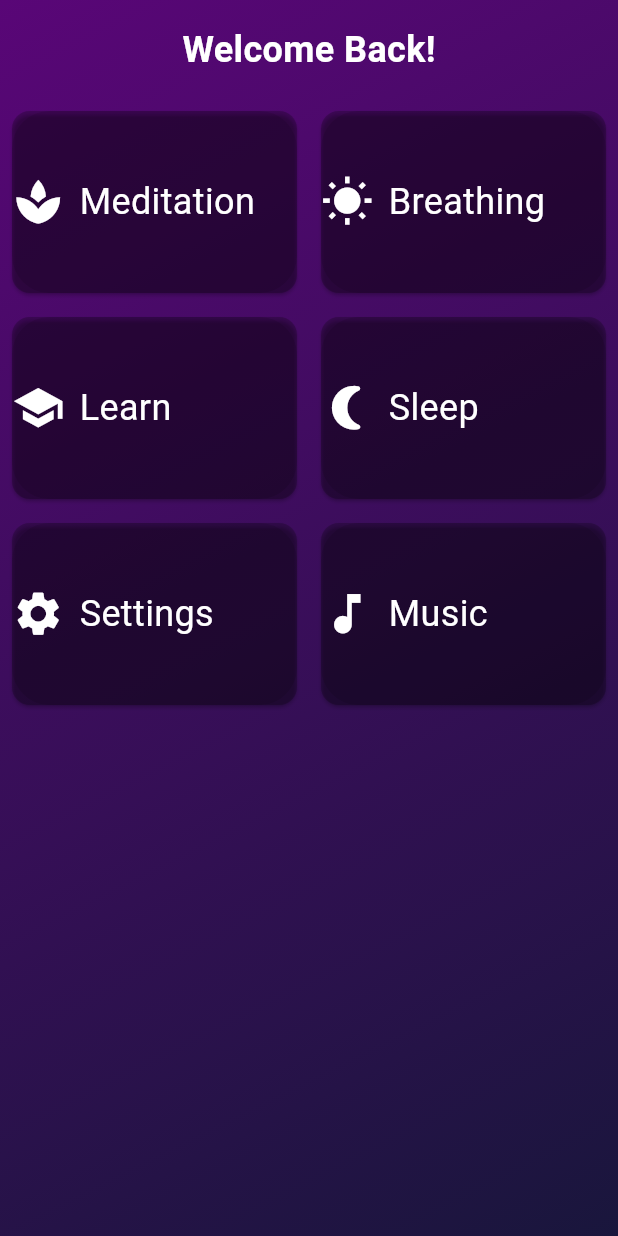
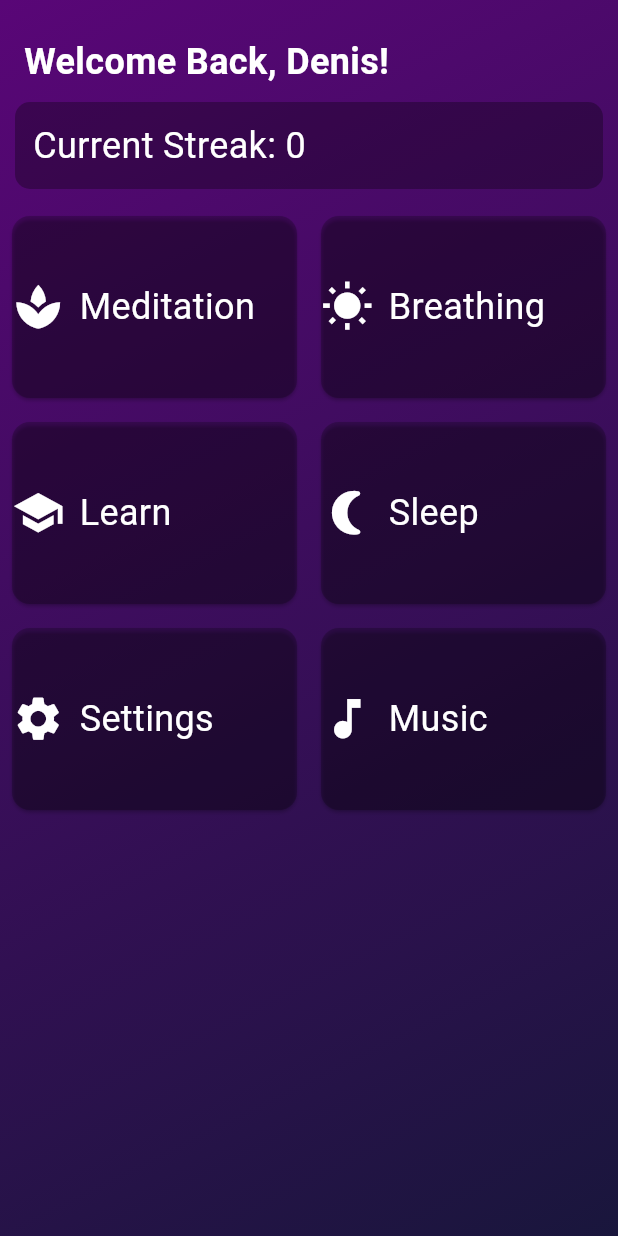
Before and after one commit to crypticdenis/meditation_app_flutter, a Flutter app: the screen it shows after launch, on a phone screen of 412 x 824 dp. Run offline on Flutter 3.47's test engine with Material 3 defaults, Android fonts, the phone set to English and light mode, and no system bars; our stand-ins replace audioplayers, firebase_core, firebase_storage, get, shared_preferences; accounts and stored records are empty.

Commit message:
added Meditation Rating and Streaks

```diff
--- a/lib/Home.dart
+++ /dev/null
@@ -1,125 +0,0 @@
-import 'package:flutter/material.dart';
-import 'package:meditation_app_flutter/Sleep.dart';
-import 'package:meditation_app_flutter/breathing.dart';
-import 'home_screen_buttons.dart';
-import 'meditation.dart';
-import 'theme_provider.dart';
-import 'package:provider/provider.dart';
-import 'settings.dart';
-import 'gong_settings.dart';
-
-class Home extends StatefulWidget {
-  const Home({super.key});
-
-  @override
-  State<Home> createState() => _HomeState();
-}
-
-class _HomeState extends State<Home> {
-  final List<HomeScreenButton> menuItems = [
-    const HomeScreenButton(title: 'Meditation', icon: Icons.spa),
-    const HomeScreenButton(title: 'Breathing', icon: Icons.wb_sunny),
-    const HomeScreenButton(title: 'Learn', icon: Icons.school),
-    const HomeScreenButton(title: 'Sleep', icon: Icons.nightlight_round),
-    const HomeScreenButton(title: 'Settings', icon: Icons.settings),
-    const HomeScreenButton(title: 'Music', icon: Icons.music_note),
-  ];
-
-  @override
-  Widget build(BuildContext context) {
-    final themeProvider = Provider.of<ThemeProvider>(context);
-    return Scaffold(
-        extendBody: true,
-        body: Container(
-            decoration: BoxDecoration(
-              gradient: themeProvider.currentGradient,
-            ),
-            child: SafeArea(
-                child: Column(
-              children: [
-                const Padding(
-                  padding: EdgeInsetsDirectional.all(16.0),
-                  child: Text(
-                    'Welcome Back!',
-                    style: TextStyle(
-                        color: Colors.white,
-                        fontSize: 24,
-                        fontWeight: FontWeight.bold),
-                  ),
-                ),
-                Expanded(
-                  child: GridView.count(
-                    crossAxisCount: 2,
-                    childAspectRatio: 3 / 2,
-                    children: menuItems
-                        .map((button) => Card(
-                              color: Colors.black.withOpacity(0.2),
-                              margin: const EdgeInsets.all(8.0),
-                              child: InkWell(
-                                  onTap: () => _handleButtonTap(button.title),
-                                  // Example navigation
-                                  child: button),
-                            ))
-                        .toList(),
-                  ),
-                ),
-              ],
-            ))));
-  }
-
-  void _handleButtonTap(String buttonTitle) {
-    switch (buttonTitle) {
-      case 'Meditation':
-        Navigator.push(
-          context,
-          MaterialPageRoute(
-            builder: (context) =>
-                const MeditationScreen(), // Navigate to Meditation Screen
-          ),
-        );
-        break;
-      // Add other cases for different buttons here
-
-      case 'Settings':
-        Navigator.push(
-          context,
-          MaterialPageRoute(
-            builder: (context) =>
-                const SettingsScreen(), // Navigate to Settings Screen
-          ),
-        );
-        break;
-      case 'Breathing':
-        Navigator.push(
-          context,
-          MaterialPageRoute(
-            builder: (context) =>
-                const BreathingScreen(), // Navigate to Settings Screen
-          ),
-        );
-        break;
-
-      case 'Sleep':
-        Navigator.push(
-          context,
-          MaterialPageRoute(
-            builder: (context) =>
-                const SleepScreen(), // Navigate to Settings Screen
-          ),
-        );
-        break;
-      case 'Music':
-        Navigator.push(
-          context,
-          MaterialPageRoute(
-            builder: (context) =>
-                const GongSelectionScreen(), // Navigate to Settings Screen
-          ),
-        );
-        break;
-      default:
-        // Handle if the title doesn't match a known screen
-        break;
-    }
-  }
-}
--- a/lib/Sleep.dart
+++ b/lib/Sleep.dart
@@ -1,5 +1,5 @@
 import 'package:flutter/material.dart';
-import 'theme_provider.dart';
+import 'providers/theme_provider.dart';
 import 'package:provider/provider.dart';
 import 'app_bar.dart';
 import 'time_picker.dart'; // Import your Timer widget
--- a/lib/breathing.dart
+++ b/lib/breathing.dart
@@ -1,5 +1,5 @@
 import 'package:flutter/material.dart';
-import 'theme_provider.dart';
+import 'providers/theme_provider.dart';
 import 'package:provider/provider.dart';
 import 'app_bar.dart';
 import 'time_picker.dart'; // Import your Timer widget
--- a/lib/gong_settings.dart
+++ b/lib/gong_settings.dart
@@ -1,10 +1,10 @@
 import 'package:flutter/material.dart';
 import 'package:provider/provider.dart';
-import 'gong_provider.dart';
+import 'providers/gong_provider.dart';
 import 'custom_time_wheel.dart';
 import 'gongs.dart';
 import 'app_bar.dart';
-import 'theme_provider.dart';
+import 'providers/theme_provider.dart';
 
 class GongSelectionScreen extends StatelessWidget {
   const GongSelectionScreen({super.key});
--- /dev/null
+++ b/lib/home.dart
@@ -0,0 +1,156 @@
+import 'package:flutter/material.dart';
+import 'package:meditation_app_flutter/Sleep.dart';
+import 'package:meditation_app_flutter/breathing.dart';
+import 'home_screen_buttons.dart';
+import 'meditation.dart';
+import 'providers/theme_provider.dart';
+import 'package:provider/provider.dart';
+import 'settings.dart';
+import 'gong_settings.dart';
+import 'providers/streak_provider.dart'; // Import the streak provider
+
+class Home extends StatefulWidget {
+  const Home({Key? key});
+
+  @override
+  State<Home> createState() => _HomeState();
+}
+
+class _HomeState extends State<Home> {
+  final List<HomeScreenButton> menuItems = [
+    const HomeScreenButton(title: 'Meditation', icon: Icons.spa),
+    const HomeScreenButton(title: 'Breathing', icon: Icons.wb_sunny),
+    const HomeScreenButton(title: 'Learn', icon: Icons.school),
+    const HomeScreenButton(title: 'Sleep', icon: Icons.nightlight_round),
+    const HomeScreenButton(title: 'Settings', icon: Icons.settings),
+    const HomeScreenButton(title: 'Music', icon: Icons.music_note),
+  ];
+
+  @override
+  Widget build(BuildContext context) {
+    final themeProvider = Provider.of<ThemeProvider>(context);
+    final streakProvider = Provider.of<StreakProvider>(context); // Access the streak provider
+    final currentStreak = streakProvider.streak; // Get the current streak
+
+    return Scaffold(
+      extendBody: true,
+      body: Container(
+        decoration: BoxDecoration(
+          gradient: themeProvider.currentGradient,
+        ),
+        child: SafeArea(
+          // Move SafeArea to encompass everything
+          child: Column(
+            crossAxisAlignment: CrossAxisAlignment.start,
+            // Align items to the start
+            children: [
+              Padding(
+                padding: const EdgeInsets.only(left: 16.0, top: 24.0),
+                // Padding for left alignment and lower position
+                child: Text(
+                  'Welcome Back, Denis!',
+                  style: TextStyle(
+                    color: Colors.white,
+                    fontSize: 24,
+                    fontWeight: FontWeight.bold,
+                  ),
+                  textAlign: TextAlign.left,
+                ),
+              ),
+              Container(
+                margin: const EdgeInsets.all(10.0),
+                decoration: BoxDecoration(
+                  color: Colors.black.withOpacity(0.3),
+                  borderRadius: BorderRadius.circular(10.0),
+                ),
+                child: Column(
+                  crossAxisAlignment: CrossAxisAlignment.stretch,
+                  // Make children stretch horizontally
+                  children: [
+                    Padding(
+                      padding: const EdgeInsets.all(12.0),
+                      child: Text("Current Streak: $currentStreak", // Display the current streak
+                          style: TextStyle(color: Colors.white, fontSize: 24)),
+                    ),
+                  ],
+                ),
+              ),
+              Expanded(
+                child: GridView.count(
+                  crossAxisCount: 2,
+                  childAspectRatio: 3 / 2,
+                  children: menuItems
+                      .map((button) => Card(
+                    color: Colors.black.withOpacity(0.2),
+                    margin: const EdgeInsets.all(8.0),
+                    child: InkWell(
+                        onTap: () => _handleButtonTap(button.title),
+                        // Example navigation
+                        child: button),
+                  ))
+                      .toList(),
+                ),
+              ),
+            ],
+          ),
+        ),
+      ),
+    );
+  }
+
+  void _handleButtonTap(String buttonTitle) {
+    switch (buttonTitle) {
+      case 'Meditation':
+        Navigator.push(
+          context,
+          MaterialPageRoute(
+            builder: (context) =>
+            const MeditationScreen(), // Navigate to Meditation Screen
+          ),
+        );
+        break;
+    // Add other cases for different buttons here
+
+      case 'Settings':
+        Navigator.push(
+          context,
+          MaterialPageRoute(
+            builder: (context) =>
+            const SettingsScreen(), // Navigate to Settings Screen
+          ),
+        );
+        break;
+      case 'Breathing':
+        Navigator.push(
+          context,
+          MaterialPageRoute(
+            builder: (context) =>
+            const BreathingScreen(), // Navigate to Settings Screen
+          ),
+        );
+        break;
+
+      case 'Sleep':
+        Navigator.push(
+          context,
+          MaterialPageRoute(
+            builder: (context) =>
+            const SleepScreen(), // Navigate to Settings Screen
+          ),
+        );
+        break;
+      case 'Music':
+        Navigator.push(
+          context,
+          MaterialPageRoute(
+            builder: (context) =>
+            const GongSelectionScreen(), // Navigate to Settings Screen
+          ),
+        );
+        break;
+      default:
+      // Handle if the title doesn't match a known screen
+        break;
+    }
+  }
+}
--- a/lib/home_screen_buttons.dart
+++ b/lib/home_screen_buttons.dart
@@ -13,7 +13,6 @@ class HomeScreenButton extends StatelessWidget {
       width: 150, // Adjust button width as needed
       height: 75, // Adjust button height as needed
       decoration: BoxDecoration(
-          color: Colors.black.withOpacity(0.1), // Set button color
           borderRadius: BorderRadius.circular(25) // Add rounded corners if desired
       ),
       child: Row( // Use Row for horizontal layout
--- a/lib/meditation.dart
+++ b/lib/meditation.dart
@@ -1,12 +1,11 @@
 import 'package:flutter/material.dart';
 import 'package:provider/provider.dart';
-import 'theme_provider.dart';
+import 'providers/theme_provider.dart';
 import 'app_bar.dart';
 import 'time_picker.dart';
 import 'timer.dart'; // Make sure this is the updated TimerWidget
 import 'common_definitions.dart'; // Import common definitions
-import 'package:audioplayers/audioplayers.dart';
-import 'meditation_time_provider.dart';
+import 'providers/meditation_time_provider.dart';
 
 class MeditationScreen extends StatefulWidget {
   const MeditationScreen({super.key});
--- a/lib/gong_provider.dart
+++ b/lib/providers/gong_provider.dart
@@ -1,6 +1,6 @@
 import 'package:flutter/material.dart';
 import 'package:audioplayers/audioplayers.dart';
-import 'gongs.dart';
+import '../gongs.dart';
 
 class GongProvider with ChangeNotifier {
   int _currentGongIndex = 0;
--- /dev/null
+++ b/lib/providers/streak_provider.dart
@@ -0,0 +1,31 @@
+import 'package:flutter/material.dart';
+import 'package:shared_preferences/shared_preferences.dart';
+
+class StreakProvider extends ChangeNotifier {
+  int _streak = 0;
+  late DateTime _lastIncrementDate;
+
+  int get streak => _streak;
+
+  StreakProvider() {
+    _loadLastIncrementDate();
+  }
+
+  void incrementStreak() {
+    _streak++;
+    _saveLastIncrementDate();
+    notifyListeners();
+  }
+
+  Future<void> _loadLastIncrementDate() async {
+    SharedPreferences prefs = await SharedPreferences.getInstance();
+    int lastIncrementTimestamp = prefs.getInt('lastIncrementTimestamp') ?? 0;
+    _lastIncrementDate = DateTime.fromMillisecondsSinceEpoch(lastIncrementTimestamp);
+  }
+
+  Future<void> _saveLastIncrementDate() async {
+    SharedPreferences prefs = await SharedPreferences.getInstance();
+    _lastIncrementDate = DateTime.now();
+    await prefs.setInt('lastIncrementTimestamp', _lastIncrementDate.millisecondsSinceEpoch);
+  }
+}
--- a/lib/theme_provider.dart
+++ b/lib/providers/theme_provider.dart
@@ -1,5 +1,5 @@
 import 'package:flutter/material.dart';
-import 'gradient_colors.dart';// Adjust the import path as necessary
+import '../gradient_colors.dart';// Adjust the import path as necessary
 
 class ThemeProvider with ChangeNotifier {
   int _currentThemeIndex = 0; // Default to first theme
--- a/lib/settings.dart
+++ b/lib/settings.dart
@@ -1,7 +1,7 @@
 import 'package:flutter/material.dart';
 import 'package:meditation_app_flutter/gradient_colors.dart';
 import 'package:provider/provider.dart';
-import 'theme_provider.dart';
+import 'providers/theme_provider.dart';
 import 'custom_time_wheel.dart';
 import 'app_bar.dart';
 
--- a/pubspec.yaml
+++ b/pubspec.yaml
@@ -70,7 +70,6 @@ flutter:
   uses-material-design: true
 
   assets:
-    - assets/oceanpic.jpg
     - assets/icons/play.png
     - assets/icons/pause.png
     - assets/icons/cross.png
```
Also changed, not shown: lib/main.dart (+6 -4 lines), lib/rate_meditation.dart (added, +92 -0 lines), lib/styles/text_home.dart (added, +17 -0 lines), lib/timer.dart (+42 -1 lines), lib/providers/meditation_time_provider.dart (renamed from lib/meditation_time_provider.dart), lib/providers/timer_provider.dart (renamed from lib/timer_provider.dart), 1 other file.
